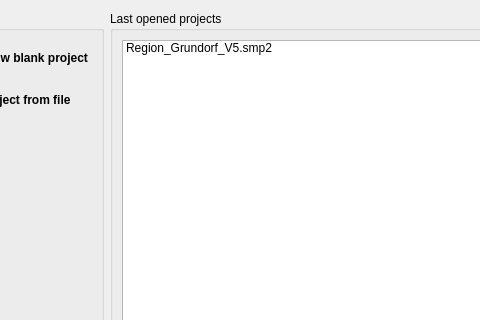
Above: Dialogs/DlgStartupdialog.ui from ma7t3/ScheduleMaster before the change; both pictures show x 106 to 586 and y 0 to 320 of the 731 by 506 pixel window. Below: the same form after it.
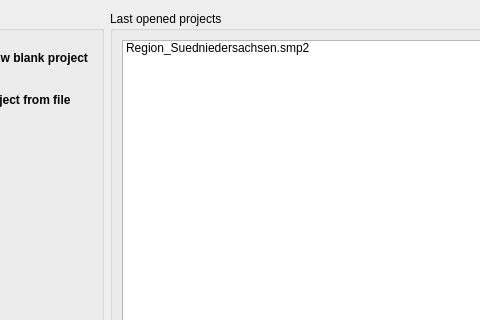
That is the form after the change.

Commit message: [dev] changed hard-coded last files

```diff
--- a/Dialogs/DlgStartupdialog.ui
+++ b/Dialogs/DlgStartupdialog.ui
@@ -69,7 +69,7 @@
          <widget class="QListWidget" name="lwRecentFiles">
           <item>
            <property name="text">
-            <string>Region_Grundorf_V5.smp2</string>
+            <string>Region_Suedniedersachsen.smp2</string>
            </property>
            <property name="toolTip">
             <string>G://OMSI/Projekte/Region Grundorf V5/Fahrplan/ScheduleMaster/Region_Grundorf_V5.smp2</string>
```
Left out of the diff: 2 changed lines with no effect on the pictures.
